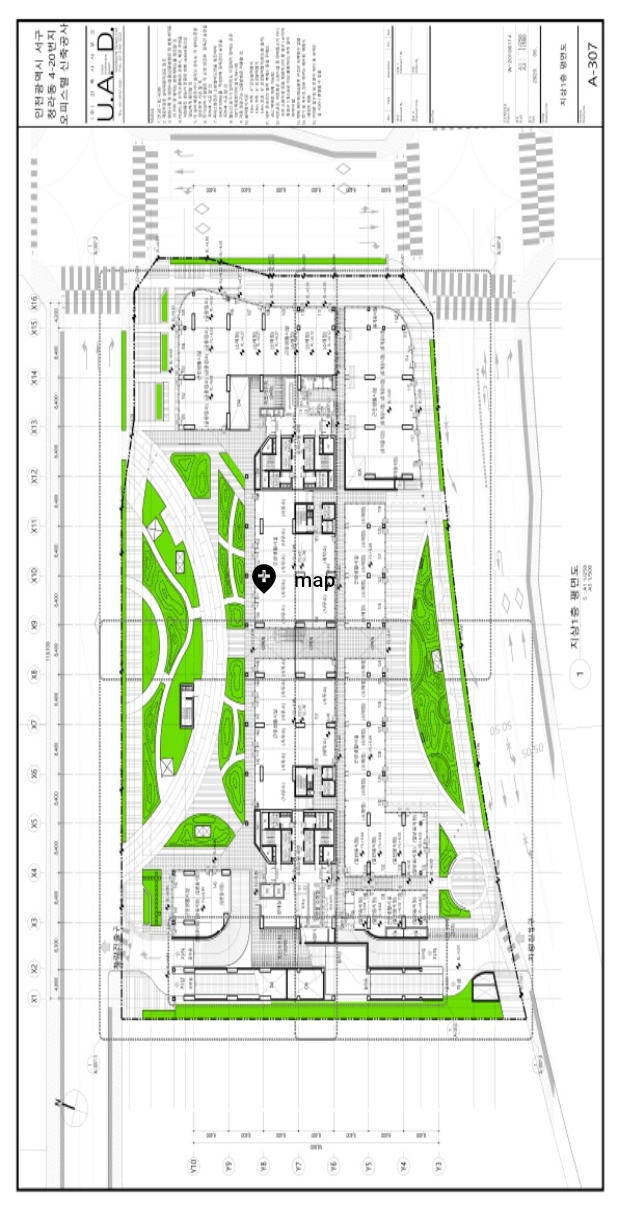
After one commit to leejaehee1/flutter, a Flutter app: the MyHomePage screen opened directly, on a phone screen of 412 x 824 dp. The commit adds this screen. Shown: the top 1232 px of the screen. Run offline on Flutter 3.47's test engine with Material 2 defaults, Android fonts, the phone set to English and light mode, and no system bars; our stand-ins replace get, image_picker.

Commit message:
add draft_upload_pixel

```diff
--- a/list_view/lib/main.dart
+++ b/list_view/lib/main.dart
@@ -1,4 +1,5 @@
 import 'package:flutter/material.dart';
+import 'package:get/get.dart';
 
 import 'src/sliver_page.dart';
 
@@ -10,7 +11,7 @@ class MyApp extends StatelessWidget {
   // This widget is the root of your application.
   @override
   Widget build(BuildContext context) {
-    return MaterialApp(
+    return GetMaterialApp(
       title: 'Flutter Demo',
       debugShowCheckedModeBanner: false,
       theme: ThemeData(
--- /dev/null
+++ b/list_view/lib/src/pages/components/draft_screen.dart
@@ -0,0 +1,104 @@
+import 'package:flutter/material.dart';
+
+// https://www.youtube.com/watch?v=eWhnXGjppHw
+
+class DraftPage extends StatelessWidget {
+  // This widget is the root of your application.
+  @override
+  Widget build(BuildContext context) {
+    return MaterialApp(
+      title: 'Flutter Demo',
+      theme: ThemeData(
+        primarySwatch: Colors.blue,
+      ),
+      home: MyHomePage(),
+    );
+  }
+}
+
+class MyHomePage extends StatefulWidget {
+  @override
+  _MyHomePageState createState() => _MyHomePageState();
+}
+
+class _MyHomePageState extends State<MyHomePage> {
+  double _cdx = 0;
+  double _cdy = 0;
+
+  double get cdx => this._cdx;
+
+  double get cdy => this._cdy;
+
+  set cdx(double newCdx) => this._cdx = newCdx;
+
+  set cdy(double newCdy) => this._cdy = newCdy;
+
+  double boxWidth = 100.0;
+  double boxHeight = 100.0;
+
+  @override
+  void initState() {
+    Future.microtask(() {
+      _cdx = MediaQuery.of(context).size.width / 2 - (this.boxWidth / 2);
+      _cdy = MediaQuery.of(context).size.height / 2 - (this.boxHeight / 2);
+    }).then((_) => setState(() {}));
+    super.initState();
+  }
+
+  @override
+  Widget build(BuildContext context) {
+    return Scaffold(
+      body: GestureDetector(
+        onTapDown: (TapDownDetails td) {
+          setState(() {
+            this.cdx = td.globalPosition.dx - (this.boxWidth / 5);
+            this.cdy = td.globalPosition.dy - (this.boxHeight / 3);
+            // this.cdx = td.globalPosition.dx ;
+            // this.cdy = td.globalPosition.dy ;
+            print([this.cdx, this.cdy]);
+            // print();
+          });
+        },
+        child: Container(
+          // width: MediaQuery.of(context).size.width,
+          // height: MediaQuery.of(context).size.height,
+          // color: Colors.black,
+          child: SafeArea(
+            child: Stack(
+              children: <Widget>[
+                Image.asset(
+                  'assets/punch_draft_sample.jpg',
+                  width: MediaQuery.of(context).size.width,
+                  height: MediaQuery.of(context).size.height,
+                  fit: BoxFit.fill,
+                ),
+                Transform.translate(
+                  offset: Offset(cdx, cdy),
+                  child: Container(
+                    // child: Icon(Icons.add_location_sharp, color: Colors.white,),
+                    child: TextButton.icon(
+                        onPressed: () {},
+                        icon: Icon(
+                          Icons.add_location_sharp,
+                          color: Colors.black,
+                        ),
+                        label: Text(
+                          'map',
+                          style: TextStyle(color: Colors.black),
+                        )),
+                  ),
+
+                  // Container(
+                  //   width: this.boxWidth,
+                  //   height: this.boxHeight,
+                  //   color: Colors.red,
+                  // ),
+                ),
+              ],
+            ),
+          ),
+        ),
+      ),
+    );
+  }
+}
--- a/list_view/pubspec.yaml
+++ b/list_view/pubspec.yaml
@@ -28,7 +28,7 @@ dependencies:
   # The following adds the Cupertino Icons font to your application.
   # Use with the CupertinoIcons class for iOS style icons.
   cupertino_icons: ^1.0.2
-  # get: ^4.3.4
+  get: ^4.3.4
   image_picker: ^0.8.3+2
 
 dev_dependencies:
@@ -47,7 +47,8 @@ flutter:
   uses-material-design: true
 
   # To add assets to your application, add an assets section, like this:
-  # assets:
+  assets:
+    - assets/
   #   - images/a_dot_burr.jpeg
   #   - images/a_dot_ham.jpeg
 
```
Also changed, not shown: list_view/lib/src/pages/components/image_picker.dart (+61 -15 lines), list_view/lib/src/pages/sliver_page_three.dart (+21 -0 lines), list_view/assets/punch_draft_sample.jpg (added), list_view/pubspec.lock.
